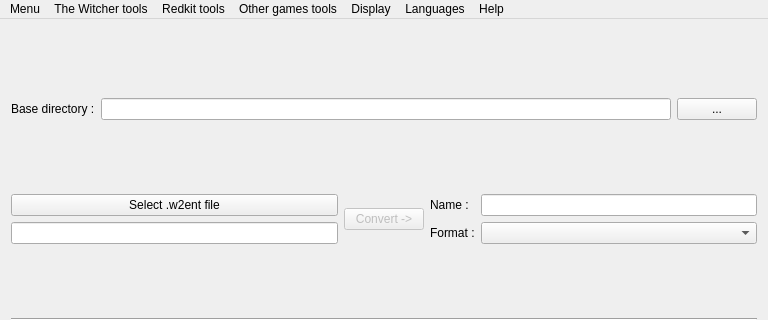
The window that W2ENT_QT/GUI_MainWindow.ui (JLouis-B/RedTools) describes before a commit, drawn with Qt 5; both pictures show x 0 to 768 and y 0 to 320 of the 768 by 647 pixel window.
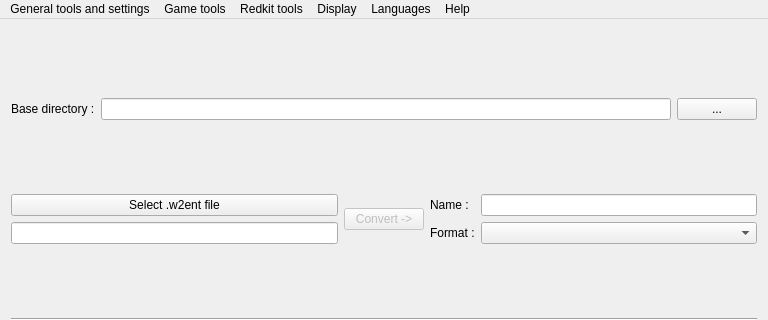
The same window after the commit.

The edit to the form file:
```diff
--- a/W2ENT_QT/GUI_MainWindow.ui
+++ b/W2ENT_QT/GUI_MainWindow.ui
@@ -150,12 +150,12 @@
      <x>0</x>
      <y>0</y>
      <width>768</width>
-     <height>20</height>
+     <height>21</height>
     </rect>
    </property>
-   <widget class="QMenu" name="menuMenu">
+   <widget class="QMenu" name="menu_General">
     <property name="title">
-     <string>Menu</string>
+     <string>General tools and settings</string>
     </property>
     <addaction name="action_main_Search"/>
     <addaction name="separator"/>
@@ -165,12 +165,12 @@
     <addaction name="separator"/>
     <addaction name="action_main_Quitter"/>
    </widget>
-   <widget class="QMenu" name="menuLanguages">
+   <widget class="QMenu" name="menu_Languages">
     <property name="title">
      <string>Languages</string>
     </property>
    </widget>
-   <widget class="QMenu" name="menuDisplay">
+   <widget class="QMenu" name="menu_Display">
     <property name="title">
      <string>Display</string>
     </property>
@@ -178,13 +178,13 @@
     <addaction name="action_display_Rigging"/>
     <addaction name="action_display_Normals"/>
    </widget>
-   <widget class="QMenu" name="menuHelp">
+   <widget class="QMenu" name="menu_Help">
     <property name="title">
      <string>Help</string>
     </property>
     <addaction name="action_help_About"/>
    </widget>
-   <widget class="QMenu" name="menu_RE_tools">
+   <widget class="QMenu" name="menu_Redkit_tools">
     <property name="enabled">
      <bool>true</bool>
     </property>
@@ -207,9 +207,9 @@
     <addaction name="action_redkit_Size"/>
     <addaction name="menuLOD"/>
    </widget>
-   <widget class="QMenu" name="menuThe_Witcher_1_tools">
+   <widget class="QMenu" name="menu_GameTools">
     <property name="title">
-     <string>The Witcher tools</string>
+     <string>Game tools</string>
     </property>
     <widget class="QMenu" name="menuThe_Witcher_1">
      <property name="title">
@@ -241,15 +241,7 @@
      <addaction name="action_TW3_Show_linked_files"/>
      <addaction name="action_TW3_LUA_utils_Clean_textures_path_depreciated"/>
     </widget>
-    <addaction name="menuThe_Witcher_1"/>
-    <addaction name="menuThe_Witcher_2"/>
-    <addaction name="menuThe_Witcher_3"/>
-   </widget>
-   <widget class="QMenu" name="menumiscellaneous_tools">
-    <property name="title">
-     <string>Other games tools</string>
-    </property>
-    <widget class="QMenu" name="menu_other_TheCouncil">
+    <widget class="QMenu" name="menu_GameTools_TheCouncil">
      <property name="title">
       <string>The council (probably works with the other Cyanide games)</string>
      </property>
@@ -259,13 +251,12 @@
     <addaction name="menu_other_TheCouncil"/>
     <addaction name="action_other_Dishonored_2_unpacker"/>
    </widget>
-   <addaction name="menuMenu"/>
-   <addaction name="menuThe_Witcher_1_tools"/>
-   <addaction name="menu_RE_tools"/>
-   <addaction name="menumiscellaneous_tools"/>
-   <addaction name="menuDisplay"/>
-   <addaction name="menuLanguages"/>
-   <addaction name="menuHelp"/>
+   <addaction name="menu_General"/>
+   <addaction name="menu_GameTools"/>
+   <addaction name="menu_Redkit_tools"/>
+   <addaction name="menu_Display"/>
+   <addaction name="menu_Languages"/>
+   <addaction name="menu_Help"/>
   </widget>
   <action name="action_main_Quitter">
    <property name="text">
```
Left out of the diff: 13 changed lines with no effect on the pictures.
